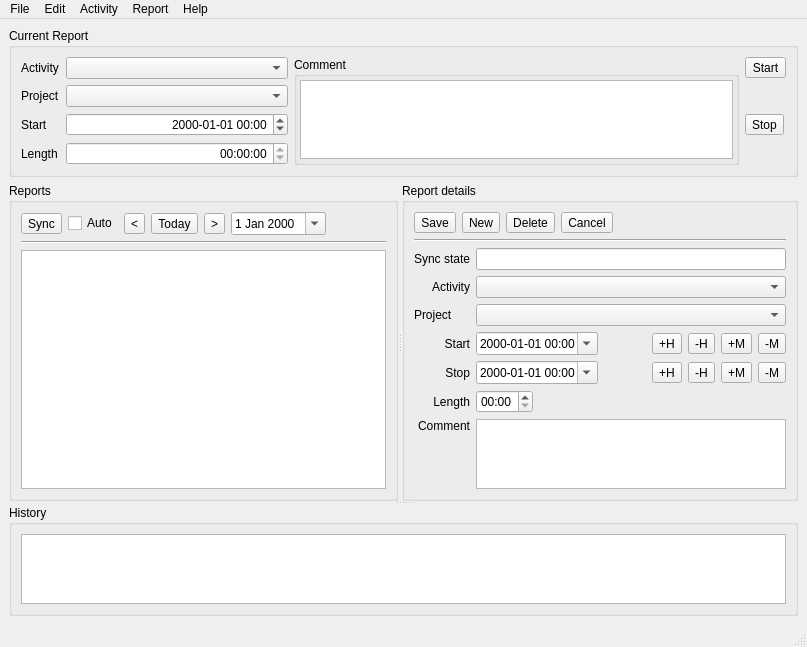
First picture: the form in client/main_win.ui, repository abundo/ergotime, before the edit.
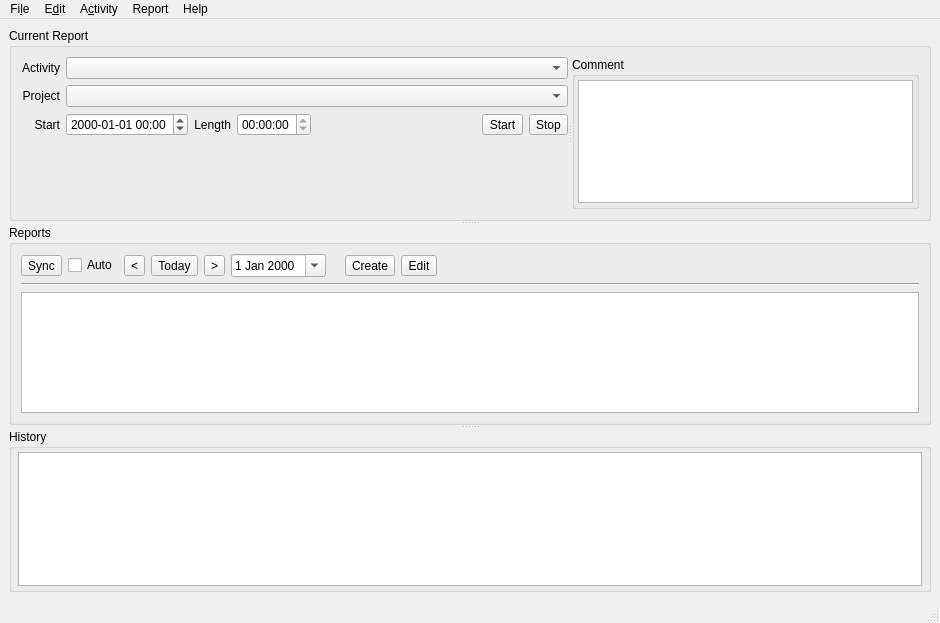
Second picture: the form after the edit.

The edit to the form file:
```diff
--- a/client/main_win.ui
+++ b/client/main_win.ui
@@ -6,8 +6,8 @@
    <rect>
     <x>0</x>
     <y>0</y>
-    <width>807</width>
-    <height>624</height>
+    <width>940</width>
+    <height>623</height>
    </rect>
   </property>
   <property name="windowTitle">
@@ -22,13 +22,37 @@
    </property>
    <layout class="QVBoxLayout" name="verticalLayout">
     <item>
+     <widget class="QSplitter" name="splitter_1">
+      <property name="orientation">
+       <enum>Qt::Vertical</enum>
+      </property>
      <widget class="QGroupBox" name="horizontalGroupBox_2">
       <property name="title">
        <string>Current Report</string>
       </property>
+       <layout class="QVBoxLayout" name="verticalLayout_6">
+        <item>
+         <widget class="QSplitter" name="splitter">
+          <property name="orientation">
+           <enum>Qt::Horizontal</enum>
+          </property>
+          <widget class="QWidget" name="horizontalLayoutWidget_4">
       <layout class="QHBoxLayout" name="horizontalLayout_7">
        <item>
-        <layout class="QGridLayout" name="gridLayout_3">
+             <layout class="QFormLayout" name="formLayout">
+              <property name="labelAlignment">
+               <set>Qt::AlignRight|Qt::AlignTrailing|Qt::AlignVCenter</set>
+              </property>
+              <item row="0" column="0">
+               <widget class="QLabel" name="label_3">
+                <property name="text">
+                 <string>Activity</string>
+                </property>
+                <property name="alignment">
+                 <set>Qt::AlignRight|Qt::AlignTrailing|Qt::AlignVCenter</set>
+                </property>
+               </widget>
+              </item>
          <item row="0" column="1">
           <widget class="QComboBox" name="comboCurrentActivity">
            <property name="sizePolicy">
@@ -39,17 +63,23 @@
            </property>
           </widget>
          </item>
-         <item row="0" column="0">
-          <widget class="QLabel" name="label_3">
+              <item row="1" column="0">
+               <widget class="QLabel" name="label_11">
            <property name="text">
-            <string>Activity</string>
+                 <string>Project</string>
+                </property>
+                <property name="alignment">
+                 <set>Qt::AlignRight|Qt::AlignTrailing|Qt::AlignVCenter</set>
            </property>
           </widget>
          </item>
-         <item row="3" column="0">
-          <widget class="QLabel" name="label_5">
-           <property name="text">
-            <string>Length</string>
+              <item row="1" column="1">
+               <widget class="QComboBox" name="comboCurrentProject">
+                <property name="sizePolicy">
+                 <sizepolicy hsizetype="Expanding" vsizetype="Fixed">
+                  <horstretch>0</horstretch>
+                  <verstretch>0</verstretch>
+                 </sizepolicy>
            </property>
           </widget>
          </item>
@@ -58,12 +88,17 @@
            <property name="text">
             <string>Start</string>
            </property>
+                <property name="alignment">
+                 <set>Qt::AlignRight|Qt::AlignTrailing|Qt::AlignVCenter</set>
+                </property>
           </widget>
          </item>
          <item row="2" column="1">
+               <layout class="QHBoxLayout" name="horizontalLayout_13">
+                <item>
           <widget class="QDateTimeEdit" name="dtCurrentStart">
            <property name="alignment">
-            <set>Qt::AlignRight|Qt::AlignTrailing|Qt::AlignVCenter</set>
+                   <set>Qt::AlignLeading|Qt::AlignLeft|Qt::AlignVCenter</set>
            </property>
            <property name="currentSection">
             <enum>QDateTimeEdit::YearSection</enum>
@@ -76,10 +111,20 @@
            </property>
           </widget>
          </item>
-         <item row="3" column="1">
+                <item>
+                 <widget class="QLabel" name="label_5">
+                  <property name="text">
+                   <string>Length</string>
+                  </property>
+                  <property name="alignment">
+                   <set>Qt::AlignRight|Qt::AlignTrailing|Qt::AlignVCenter</set>
+                  </property>
+                 </widget>
+                </item>
+                <item>
           <widget class="QTimeEdit" name="timeCurrentLen">
            <property name="alignment">
-            <set>Qt::AlignRight|Qt::AlignTrailing|Qt::AlignVCenter</set>
+                   <set>Qt::AlignLeading|Qt::AlignLeft|Qt::AlignVCenter</set>
            </property>
            <property name="readOnly">
             <bool>true</bool>
@@ -92,21 +137,45 @@
            </property>
           </widget>
          </item>
-         <item row="0" column="3">
+                <item>
+                 <spacer name="horizontalSpacer_4">
+                  <property name="orientation">
+                   <enum>Qt::Horizontal</enum>
+                  </property>
+                  <property name="sizeHint" stdset="0">
+                   <size>
+                    <width>40</width>
+                    <height>20</height>
+                   </size>
+                  </property>
+                 </spacer>
+                </item>
+                <item>
           <widget class="QToolButton" name="btnCurrentStart">
            <property name="text">
             <string>Start</string>
            </property>
           </widget>
          </item>
-         <item row="2" column="3">
+                <item>
           <widget class="QToolButton" name="btnCurrentStop">
            <property name="text">
             <string>Stop</string>
            </property>
           </widget>
          </item>
-         <item row="0" column="2" rowspan="4">
+               </layout>
+              </item>
+              <item row="3" column="1">
+               <layout class="QHBoxLayout" name="horizontalLayout_2"/>
+              </item>
+             </layout>
+            </item>
+           </layout>
+          </widget>
+          <widget class="QWidget" name="horizontalLayoutWidget_3">
+           <layout class="QHBoxLayout" name="horizontalLayout">
+            <item>
           <widget class="QGroupBox" name="groupBox">
            <property name="sizePolicy">
             <sizepolicy hsizetype="Expanding" vsizetype="Preferred">
@@ -149,30 +218,12 @@
            </layout>
           </widget>
          </item>
-         <item row="1" column="0">
-          <widget class="QLabel" name="label_11">
-           <property name="text">
-            <string>Project</string>
-           </property>
+           </layout>
           </widget>
-         </item>
-         <item row="1" column="1">
-          <widget class="QComboBox" name="comboCurrentProject"/>
-         </item>
-        </layout>
-       </item>
-      </layout>
-     </widget>
-    </item>
-    <item>
-     <widget class="QSplitter" name="splitter_2">
-      <property name="orientation">
-       <enum>Qt::Vertical</enum>
-      </property>
-      <widget class="QSplitter" name="splitter_1">
-       <property name="orientation">
-        <enum>Qt::Horizontal</enum>
-       </property>
+         </widget>
+        </item>
+       </layout>
+      </widget>
        <widget class="QGroupBox" name="groupBox_2">
         <property name="title">
          <string>Reports</string>
@@ -239,6 +290,20 @@
              </property>
             </widget>
            </item>
+          <item>
+           <widget class="QToolButton" name="btn_report_create">
+            <property name="text">
+             <string>Create</string>
+            </property>
+           </widget>
+          </item>
+          <item>
+           <widget class="QToolButton" name="btn_report_edit">
+            <property name="text">
+             <string>Edit</string>
+            </property>
+           </widget>
+          </item>
            <item>
             <spacer name="horizontalSpacer">
              <property name="orientation">
@@ -288,363 +353,23 @@
          </item>
         </layout>
        </widget>
-       <widget class="QGroupBox" name="groupBox_3">
-        <property name="title">
-         <string>Report details</string>
-        </property>
-        <property name="flat">
-         <bool>false</bool>
-        </property>
-        <layout class="QVBoxLayout" name="verticalLayout_3">
-         <property name="spacing">
-          <number>6</number>
-         </property>
-         <property name="leftMargin">
-          <number>9</number>
-         </property>
-         <property name="topMargin">
-          <number>9</number>
-         </property>
-         <property name="rightMargin">
-          <number>9</number>
-         </property>
-         <property name="bottomMargin">
-          <number>9</number>
-         </property>
-         <item>
-          <layout class="QHBoxLayout" name="horizontalLayout_2">
-           <item>
-            <widget class="QToolButton" name="btnReportSave">
-             <property name="text">
-              <string>Save</string>
-             </property>
-            </widget>
-           </item>
-           <item>
-            <widget class="QToolButton" name="btnReportNew">
-             <property name="text">
-              <string>New</string>
-             </property>
-            </widget>
-           </item>
-           <item>
-            <widget class="QToolButton" name="btnReportDelete">
-             <property name="text">
-              <string>Delete</string>
-             </property>
-            </widget>
-           </item>
-           <item>
-            <widget class="QToolButton" name="btnReportCancel">
-             <property name="text">
-              <string>Cancel</string>
-             </property>
-            </widget>
-           </item>
-           <item>
-            <spacer name="horizontalSpacer_3">
-             <property name="orientation">
-              <enum>Qt::Horizontal</enum>
-             </property>
-             <property name="sizeHint" stdset="0">
-              <size>
-               <width>40</width>
-               <height>20</height>
-              </size>
-             </property>
-            </spacer>
-           </item>
-          </layout>
-         </item>
-         <item>
-          <widget class="Line" name="line_2">
-           <property name="orientation">
-            <enum>Qt::Horizontal</enum>
-           </property>
-          </widget>
-         </item>
-         <item>
-          <layout class="QHBoxLayout" name="horizontalLayout_3">
-           <item>
-            <layout class="QGridLayout" name="gridLayout">
-             <item row="8" column="0">
-              <widget class="QLabel" name="label_9">
-               <property name="text">
-                <string>Comment</string>
-               </property>
-               <property name="alignment">
-                <set>Qt::AlignRight|Qt::AlignTop|Qt::AlignTrailing</set>
-               </property>
-              </widget>
-             </item>
-             <item row="8" column="1">
-              <widget class="QTextEdit" name="txtReportComment"/>
-             </item>
-             <item row="1" column="1">
-              <widget class="QComboBox" name="comboReportActivity">
-               <property name="sizePolicy">
-                <sizepolicy hsizetype="Expanding" vsizetype="Fixed">
-                 <horstretch>0</horstretch>
-                 <verstretch>0</verstretch>
-                </sizepolicy>
-               </property>
-              </widget>
-             </item>
-             <item row="6" column="0">
-              <widget class="QLabel" name="label_10">
-               <property name="text">
-                <string>Stop</string>
-               </property>
-               <property name="alignment">
-                <set>Qt::AlignRight|Qt::AlignTrailing|Qt::AlignVCenter</set>
-               </property>
-              </widget>
-             </item>
-             <item row="2" column="0">
-              <widget class="QLabel" name="label_12">
-               <property name="text">
-                <string>Project</string>
-               </property>
-              </widget>
-             </item>
-             <item row="2" column="1">
-              <widget class="QComboBox" name="comboReportProject"/>
-             </item>
-             <item row="0" column="0">
-              <widget class="QLabel" name="label_2">
-               <property name="text">
-                <string>Sync state</string>
-               </property>
-              </widget>
-             </item>
-             <item row="7" column="0">
-              <widget class="QLabel" name="label_8">
-               <property name="text">
-                <string>   Length</string>
-               </property>
-               <property name="alignment">
-                <set>Qt::AlignRight|Qt::AlignTrailing|Qt::AlignVCenter</set>
-               </property>
-              </widget>
-             </item>
-             <item row="1" column="0">
-              <widget class="QLabel" name="label_6">
-               <property name="text">
-                <string>Activity</string>
-               </property>
-               <property name="alignment">
-                <set>Qt::AlignRight|Qt::AlignTrailing|Qt::AlignVCenter</set>
-               </property>
-              </widget>
-             </item>
-             <item row="6" column="1">
-              <layout class="QHBoxLayout" name="horizontalLayout_8">
-               <item>
-                <widget class="QDateTimeEdit" name="dtReportStop">
-                 <property name="sizePolicy">
-                  <sizepolicy hsizetype="MinimumExpanding" vsizetype="Fixed">
-                   <horstretch>0</horstretch>
-                   <verstretch>0</verstretch>
-                  </sizepolicy>
-                 </property>
-                 <property name="buttonSymbols">
-                  <enum>QAbstractSpinBox::PlusMinus</enum>
-                 </property>
-                 <property name="currentSection">
-                  <enum>QDateTimeEdit::YearSection</enum>
-                 </property>
-                 <property name="displayFormat">
-                  <string>yyyy-MM-dd HH:mm</string>
-                 </property>
-                 <property name="calendarPopup">
-                  <bool>true</bool>
-                 </property>
-                </widget>
-               </item>
-               <item>
-                <spacer name="horizontalSpacer_8">
-                 <property name="orientation">
-                  <enum>Qt::Horizontal</enum>
-                 </property>
-                 <property name="sizeHint" stdset="0">
-                  <size>
-                   <width>40</width>
-                   <height>20</height>
-                  </size>
-                 </property>
-                </spacer>
-               </item>
-               <item>
-                <widget class="QToolButton" name="btnStopHourPlus">
-                 <property name="text">
-                  <string>+H</string>
-                 </property>
-                </widget>
-               </item>
-               <item>
-                <widget class="QToolButton" name="btnStopHourMinus">
-                 <property name="text">
-                  <string>-H</string>
-                 </property>
-                </widget>
-               </item>
-               <item>
-                <widget class="QToolButton" name="btnStopMinutePlus">
-                 <property name="text">
-                  <string>+M</string>
-                 </property>
-                 <property name="autoRepeat">
-                  <bool>true</bool>
-                 </property>
-                </widget>
-               </item>
-               <item>
-                <widget class="QToolButton" name="btnStopMinuteMinus">
-                 <property name="text">
-                  <string>-M</string>
-                 </property>
-                 <property name="autoRepeat">
-                  <bool>true</bool>
-                 </property>
-                </widget>
-               </item>
-              </layout>
-             </item>
-             <item row="3" column="0">
-              <widget class="QLabel" name="label_7">
-               <property name="text">
-                <string>Start</string>
-               </property>
-               <property name="alignment">
-                <set>Qt::AlignRight|Qt::AlignTrailing|Qt::AlignVCenter</set>
-               </property>
-              </widget>
-             </item>
-             <item row="7" column="1">
-              <layout class="QHBoxLayout" name="horizontalLayout_5">
-               <item>
-                <widget class="QTimeEdit" name="timeReportLen">
-                 <property name="sizePolicy">
-                  <sizepolicy hsizetype="Preferred" vsizetype="Fixed">
-                   <horstretch>0</horstretch>
-                   <verstretch>0</verstretch>
-                  </sizepolicy>
-                 </property>
-                 <property name="displayFormat">
-                  <string>HH:mm</string>
-                 </property>
-                </widget>
-               </item>
-               <item>
-                <spacer name="horizontalSpacer_2">
-                 <property name="orientation">
-                  <enum>Qt::Horizontal</enum>
-                 </property>
-                 <property name="sizeHint" stdset="0">
-                  <size>
-                   <width>40</width>
-                   <height>20</height>
-                  </size>
-                 </property>
-                </spacer>
-               </item>
-              </layout>
-             </item>
-             <item row="3" column="1">
-              <layout class="QHBoxLayout" name="horizontalLayout_9">
-               <item>
-                <widget class="QDateTimeEdit" name="dtReportStart">
-                 <property name="sizePolicy">
-                  <sizepolicy hsizetype="MinimumExpanding" vsizetype="Fixed">
-                   <horstretch>0</horstretch>
-                   <verstretch>0</verstretch>
-                  </sizepolicy>
-                 </property>
-                 <property name="buttonSymbols">
-                  <enum>QAbstractSpinBox::UpDownArrows</enum>
-                 </property>
-                 <property name="displayFormat">
-                  <string>yyyy-MM-dd HH:mm</string>
-                 </property>
-                 <property name="calendarPopup">
-                  <bool>true</bool>
-                 </property>
-                </widget>
-               </item>
-               <item>
-                <spacer name="horizontalSpacer_7">
-                 <property name="orientation">
-                  <enum>Qt::Horizontal</enum>
-                 </property>
-                 <property name="sizeHint" stdset="0">
-                  <size>
-                   <width>40</width>
-                   <height>20</height>
-                  </size>
-                 </property>
-                </spacer>
-               </item>
-               <item>
-                <widget class="QToolButton" name="btnStartHourPlus">
-                 <property name="text">
-                  <string>+H</string>
-                 </property>
-                 <property name="autoRepeat">
-                  <bool>false</bool>
-                 </property>
-                </widget>
-               </item>
-               <item>
-                <widget class="QToolButton" name="btnStartHourMinus">
-                 <property name="text">
-                  <string>-H</string>
-                 </property>
-                 <property name="autoRepeat">
-                  <bool>false</bool>
-                 </property>
-                </widget>
-               </item>
-               <item>
-                <widget class="QToolButton" name="btnStartMinutePlus">
-                 <property name="text">
-                  <string>+M</string>
-                 </property>
-                 <property name="autoRepeat">
-                  <bool>true</bool>
-                 </property>
-                </widget>
-               </item>
-               <item>
-                <widget class="QToolButton" name="btnStartMinuteMinus">
-                 <property name="text">
-                  <string>-M</string>
-                 </property>
-                 <property name="autoRepeat">
-                  <bool>true</bool>
-                 </property>
-                </widget>
-               </item>
-              </layout>
-             </item>
-             <item row="0" column="1">
-              <widget class="QLineEdit" name="lblReportSyncState">
-               <property name="readOnly">
-                <bool>true</bool>
-               </property>
-              </widget>
-             </item>
-            </layout>
-           </item>
-          </layout>
-         </item>
-        </layout>
-       </widget>
-      </widget>
       <widget class="QGroupBox" name="groupHistory">
        <property name="title">
         <string>History</string>
        </property>
-       <layout class="QHBoxLayout" name="horizontalLayout">
+       <layout class="QVBoxLayout" name="verticalLayout_5">
+        <property name="leftMargin">
+         <number>6</number>
+        </property>
+        <property name="topMargin">
+         <number>3</number>
+        </property>
+        <property name="rightMargin">
+         <number>6</number>
+        </property>
+        <property name="bottomMargin">
+         <number>3</number>
+        </property>
         <item>
          <widget class="QPlainTextEdit" name="txtLog">
           <property name="lineWrapMode">
@@ -672,19 +397,19 @@
     <rect>
      <x>0</x>
      <y>0</y>
-     <width>807</width>
-     <height>21</height>
+     <width>940</width>
+     <height>30</height>
     </rect>
    </property>
    <widget class="QMenu" name="menuFile">
     <property name="title">
-     <string>File</string>
+     <string>Fi&amp;le</string>
     </property>
     <addaction name="actionExit"/>
    </widget>
    <widget class="QMenu" name="menuEdit">
     <property name="title">
-     <string>Edit</string>
+     <string>E&amp;dit</string>
     </property>
     <addaction name="actionSettings"/>
     <addaction name="actionShortlist"/>
@@ -692,7 +417,7 @@
    </widget>
    <widget class="QMenu" name="menuActivity">
     <property name="title">
-     <string>Activity</string>
+     <string>A&amp;ctivity</string>
     </property>
     <addaction name="actionActivitySync"/>
    </widget>
```
Left out of the diff: 34 changed lines with no effect on the pictures. Lines whose indentation alone changed are shown as unchanged.
